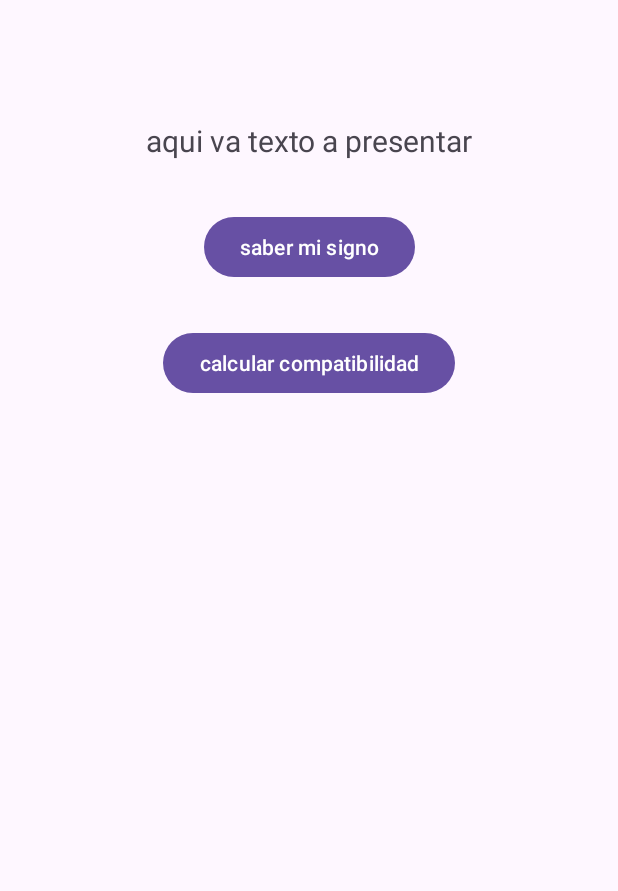
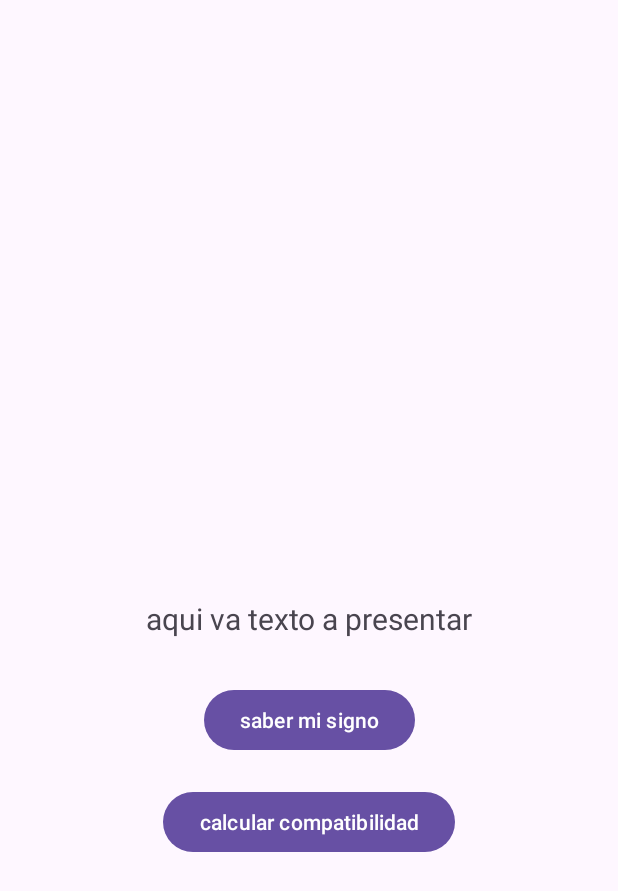
Before and after one commit to alvarocotes/zodiacal, an Android app: the layout activity_menu.xml on its own in the app's theme, with its tools: preview values and no code run, on a phone screen of 412 x 824 dp. Shown: the top 891 px of the screen. Run offline under Robolectric (Android 15) with nearby library versions, the phone set to English and light mode, and no system bars.

Commit message:
modificacion in login and menu

```diff
--- a/app/src/main/AndroidManifest.xml
+++ b/app/src/main/AndroidManifest.xml
@@ -16,10 +16,10 @@
             android:name=".view.getMySign.getMySignActivity"
             android:exported="false" />
         <activity
-            android:name=".view.menu.menuActivity"
+            android:name=".view.menu.MenuActivity"
             android:exported="false" />
         <activity
-            android:name=".view.login.loginActivity"
+            android:name=".view.login.LoginActivity"
             android:exported="true"
             android:theme="@style/Theme.Zodiacal_sign">
             <intent-filter>
--- a/app/src/main/res/layout/activity_menu.xml
+++ b/app/src/main/res/layout/activity_menu.xml
@@ -5,42 +5,41 @@
     android:id="@+id/main"
     android:layout_width="match_parent"
     android:layout_height="match_parent"
-    tools:context=".view.menu.menuActivity"
+    tools:context=".view.menu.MenuActivity"
     >
 
 
     <TextView
-        android:id="@+id/saludo"
+        android:id="@+id/txt_greeting"
         android:layout_width="wrap_content"
         android:layout_height="wrap_content"
         tools:text="aqui va texto a presentar"
         android:textSize="20sp"
-        app:layout_constraintVertical_bias="0.1"
         app:layout_constraintBottom_toBottomOf="parent"
         app:layout_constraintEnd_toEndOf="parent"
         app:layout_constraintStart_toStartOf="parent"
         app:layout_constraintTop_toTopOf="parent" />
 
     <Button
-        android:id="@+id/saberSigno"
+        android:id="@+id/btn_Get_My_Sign"
         android:layout_width="wrap_content"
         android:layout_height="wrap_content"
         android:text="saber mi signo"
-        app:layout_constraintBottom_toBottomOf="parent"
+        android:layout_marginTop="30dp"
         app:layout_constraintEnd_toEndOf="parent"
         app:layout_constraintStart_toStartOf="parent"
-        app:layout_constraintTop_toBottomOf="@+id/saludo"
-        app:layout_constraintVertical_bias="0.05" />
+        app:layout_constraintTop_toBottomOf="@+id/txt_greeting"
+        />
 
     <Button
+        android:id="@+id/btn_Compatibility"
         android:layout_width="wrap_content"
         android:layout_height="wrap_content"
         android:text="calcular compatibilidad"
-        app:layout_constraintBottom_toBottomOf="parent"
+        android:layout_marginTop="20dp"
         app:layout_constraintEnd_toEndOf="parent"
-        app:layout_constraintVertical_bias="0.05"
         app:layout_constraintStart_toStartOf="parent"
-        app:layout_constraintTop_toBottomOf="@+id/saberSigno" />
+        app:layout_constraintTop_toBottomOf="@+id/btn_Get_My_Sign" />
 
 
 
```
Also changed, not shown: app/src/main/java/com/example/zodiacal_sign/view/getMySign/getMySignActivity.kt (+0 -16 lines), app/src/main/java/com/example/zodiacal_sign/view/login/LoginActivity.kt (added, +37 -0 lines), app/src/main/java/com/example/zodiacal_sign/view/login/loginActivity.kt (deleted, +0 -37 lines), app/src/main/java/com/example/zodiacal_sign/view/menu/MenuActivity.kt (added, +28 -0 lines), app/src/main/java/com/example/zodiacal_sign/view/menu/menuActivity.kt (deleted, +0 -35 lines), app/src/main/res/layout/activity_login2.xml (+8 -5 lines).
